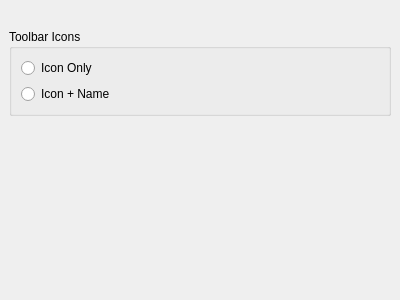
Qt form pkmidicron/preferencesdialog.ui (patrickkidd/pkmidicron) before a commit.
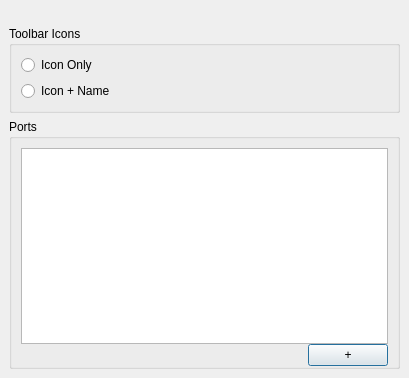
The same form after that commit. Custom widgets are drawn as their Qt base class.

Commit message: Added virtual ports in prefs

```diff
--- a/pkmidicron/preferencesdialog.ui
+++ b/pkmidicron/preferencesdialog.ui
@@ -9,14 +9,14 @@
    <rect>
     <x>0</x>
     <y>0</y>
-    <width>400</width>
-    <height>300</height>
+    <width>409</width>
+    <height>378</height>
    </rect>
   </property>
   <property name="windowTitle">
    <string>Dialog</string>
   </property>
-  <layout class="QHBoxLayout" name="horizontalLayout">
+  <layout class="QVBoxLayout" name="verticalLayout_5">
    <property name="leftMargin">
     <number>0</number>
    </property>
@@ -46,8 +46,8 @@
          </property>
          <property name="sizeHint" stdset="0">
           <size>
-           <width>20</width>
-           <height>20</height>
+           <width>17</width>
+           <height>17</height>
           </size>
          </property>
         </spacer>
@@ -76,17 +76,56 @@
         </widget>
        </item>
        <item>
-        <spacer name="verticalSpacer">
-         <property name="orientation">
-          <enum>Qt::Vertical</enum>
+        <widget class="QGroupBox" name="groupBox_2">
+         <property name="title">
+          <string>Ports</string>
          </property>
-         <property name="sizeHint" stdset="0">
-          <size>
-           <width>20</width>
-           <height>133</height>
-          </size>
-         </property>
-        </spacer>
+         <layout class="QVBoxLayout" name="verticalLayout_3">
+          <property name="spacing">
+           <number>0</number>
+          </property>
+          <property name="bottomMargin">
+           <number>0</number>
+          </property>
+          <item>
+           <widget class="ListWidget" name="portList">
+            <property name="verticalScrollMode">
+             <enum>QAbstractItemView::ScrollPerPixel</enum>
+            </property>
+            <property name="horizontalScrollMode">
+             <enum>QAbstractItemView::ScrollPerPixel</enum>
+            </property>
+           </widget>
+          </item>
+          <item>
+           <layout class="QHBoxLayout" name="horizontalLayout">
+            <property name="spacing">
+             <number>0</number>
+            </property>
+            <item>
+             <spacer name="horizontalSpacer">
+              <property name="orientation">
+               <enum>Qt::Horizontal</enum>
+              </property>
+              <property name="sizeHint" stdset="0">
+               <size>
+                <width>40</width>
+                <height>20</height>
+               </size>
+              </property>
+             </spacer>
+            </item>
+            <item>
+             <widget class="QPushButton" name="addPortButton">
+              <property name="text">
+               <string>+</string>
+              </property>
+             </widget>
+            </item>
+           </layout>
+          </item>
+         </layout>
+        </widget>
        </item>
       </layout>
      </widget>
@@ -95,6 +134,13 @@
    </item>
   </layout>
  </widget>
+ <customwidgets>
+  <customwidget>
+   <class>ListWidget</class>
+   <extends>QListWidget</extends>
+   <header>.util.h</header>
+  </customwidget>
+ </customwidgets>
  <resources/>
  <connections/>
 </ui>
```
Left out of the diff: 2 changed lines with no effect on the pictures. The commit also changes 13 other files.
